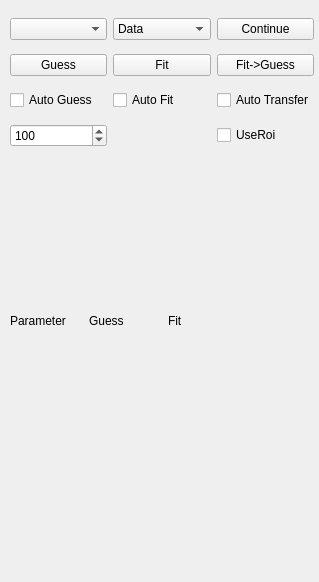
shreyaspotnis/ipbec, file ui/Fitter.ui: the form before one commit.
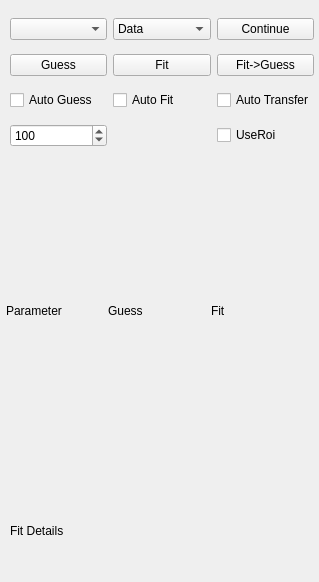
The form after the commit.

Commit message: Implemented most features in fitter.

Diff of the .ui file:
```diff
--- a/ui/Fitter.ui
+++ b/ui/Fitter.ui
@@ -157,16 +157,36 @@
     </item>
    </layout>
   </widget>
+  <widget class="QLabel" name="fitDetailsLabel">
+   <property name="geometry">
+    <rect>
+     <x>10</x>
+     <y>490</y>
+     <width>301</width>
+     <height>81</height>
+    </rect>
+   </property>
+   <property name="text">
+    <string>Fit Details</string>
+   </property>
+  </widget>
   <widget class="QWidget" name="gridLayoutWidget_2">
    <property name="geometry">
     <rect>
-     <x>10</x>
-     <y>160</y>
-     <width>231</width>
-     <height>321</height>
+     <x>6</x>
+     <y>170</y>
+     <width>301</width>
+     <height>281</height>
     </rect>
    </property>
    <layout class="QGridLayout" name="parmGrid">
+    <item row="0" column="0">
+     <widget class="QLabel" name="label">
+      <property name="text">
+       <string>Parameter</string>
+      </property>
+     </widget>
+    </item>
     <item row="0" column="1">
      <widget class="QLabel" name="guessLabel">
       <property name="text">
@@ -181,28 +201,8 @@
       </property>
      </widget>
     </item>
-    <item row="0" column="0">
-     <widget class="QLabel" name="parameterLabel">
-      <property name="text">
-       <string>Parameter</string>
-      </property>
-     </widget>
-    </item>
    </layout>
   </widget>
-  <widget class="QLabel" name="fitDetailsLabel">
-   <property name="geometry">
-    <rect>
-     <x>10</x>
-     <y>490</y>
-     <width>301</width>
-     <height>81</height>
-    </rect>
-   </property>
-   <property name="text">
-    <string/>
-   </property>
-  </widget>
  </widget>
  <resources/>
  <connections>
```
Left out of the diff: 38 changed lines with no effect on the pictures. The commit also changes 5 other files.
